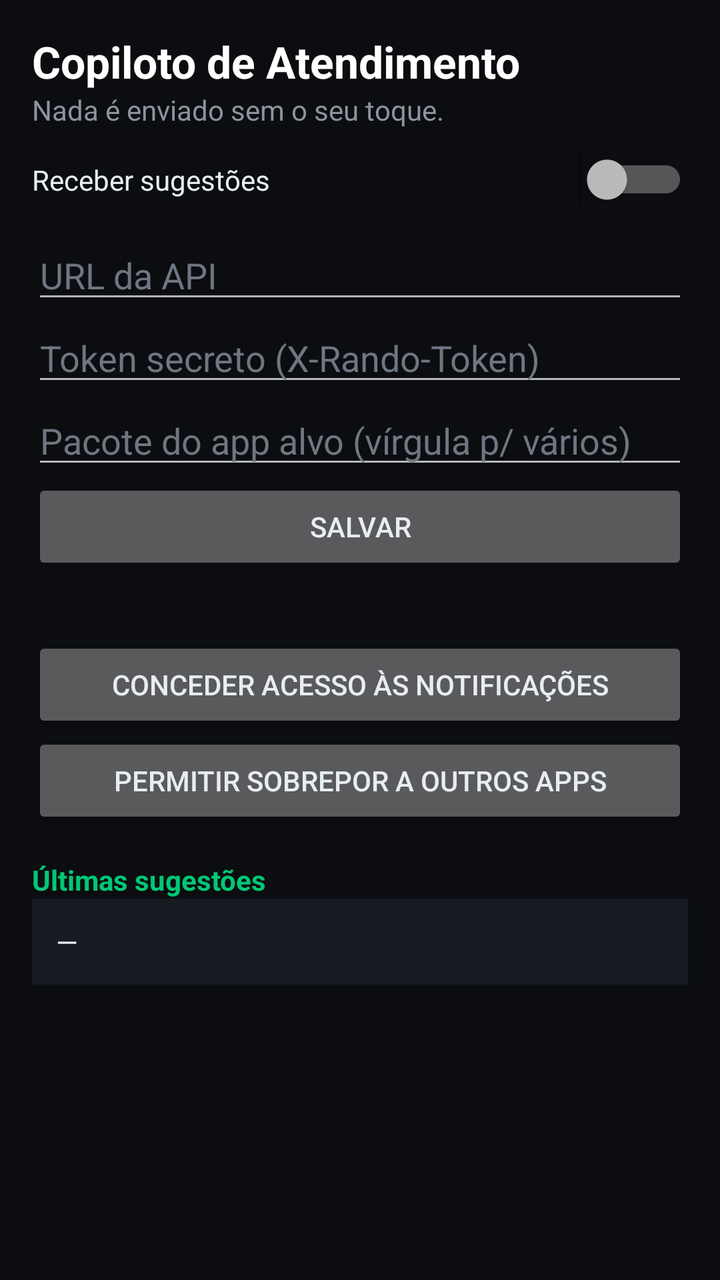
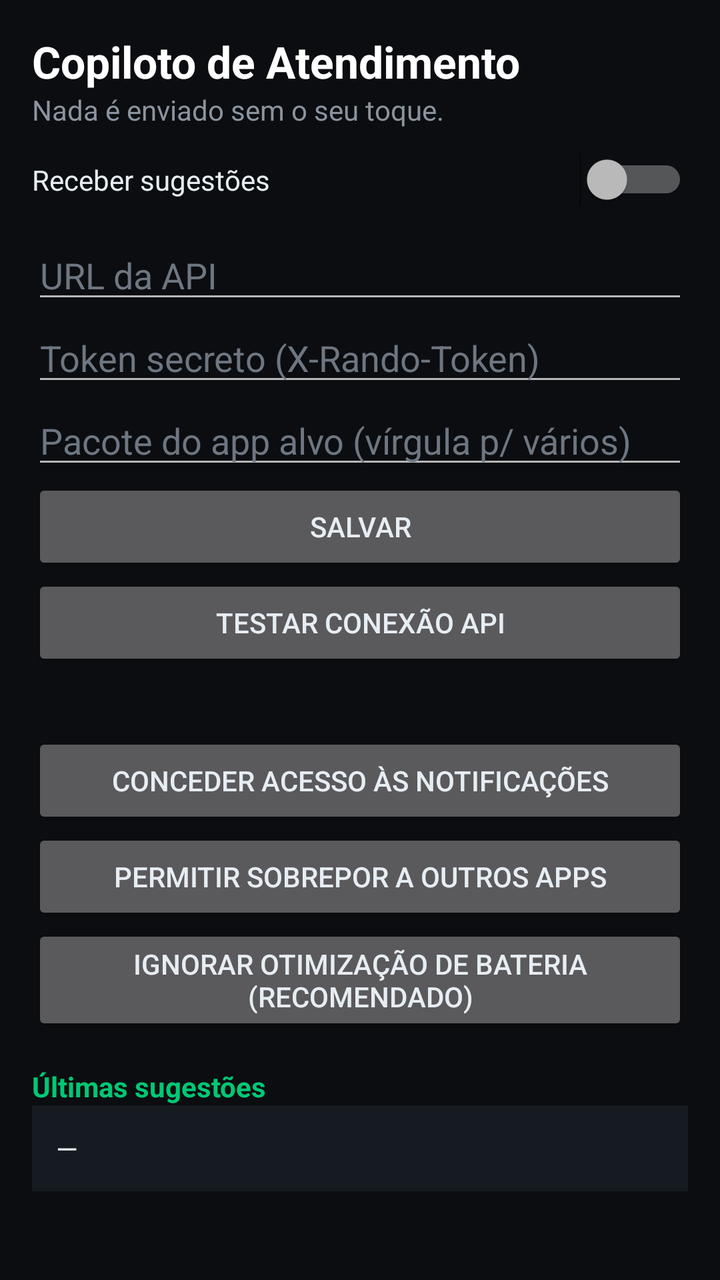

Screens rendered from an Android XML layout before and after an edit, with the pre-edit source and the edit as a unified diff.
<!-- AndroidManifest.xml: application theme Theme.Copiloto -->
<!-- res/layout/activity_main.xml -->
<?xml version="1.0" encoding="utf-8"?>
<ScrollView xmlns:android="http://schemas.android.com/apk/res/android"
    android:layout_width="match_parent" android:layout_height="match_parent"
    android:background="#0B0D10" android:fillViewport="true">

    <LinearLayout
        android:layout_width="match_parent" android:layout_height="wrap_content"
        android:orientation="vertical" android:padding="16dp">

        <TextView android:layout_width="wrap_content" android:layout_height="wrap_content"
            android:text="Copiloto de Atendimento" android:textColor="#FFFFFF"
            android:textSize="22sp" android:textStyle="bold" />
        <TextView android:layout_width="wrap_content" android:layout_height="wrap_content"
            android:layout_marginBottom="12dp"
            android:text="Nada é enviado sem o seu toque." android:textColor="#8B949E" />

        <Switch android:id="@+id/swAtivo" android:layout_width="match_parent"
            android:layout_height="wrap_content" android:text="Receber sugestões"
            android:textColor="#E6EDF3" android:layout_marginBottom="12dp" />

        <EditText android:id="@+id/etUrl" android:layout_width="match_parent"
            android:layout_height="wrap_content" android:hint="URL da API"
            android:inputType="textUri" android:textColor="#E6EDF3" android:textColorHint="#6E7681" />
        <EditText android:id="@+id/etToken" android:layout_width="match_parent"
            android:layout_height="wrap_content" android:hint="Token secreto (X-Rando-Token)"
            android:inputType="textPassword" android:textColor="#E6EDF3" android:textColorHint="#6E7681" />
        <EditText android:id="@+id/etPkg" android:layout_width="match_parent"
            android:layout_height="wrap_content" android:hint="Pacote do app alvo (vírgula p/ vários)"
            android:inputType="text" android:textColor="#E6EDF3" android:textColorHint="#6E7681" />

        <Button android:id="@+id/btSalvar" android:layout_width="match_parent"
            android:layout_height="wrap_content" android:text="SALVAR" />

        <TextView android:id="@+id/tvPerm" android:layout_width="match_parent"
            android:layout_height="wrap_content" android:layout_marginTop="12dp"
            android:textColor="#E6EDF3" />
        <Button android:id="@+id/btNotif" android:layout_width="match_parent"
            android:layout_height="wrap_content" android:text="Conceder acesso às notificações" />
        <Button android:id="@+id/btOverlay" android:layout_width="match_parent"
            android:layout_height="wrap_content" android:text="Permitir sobrepor a outros apps" />

        <TextView android:layout_width="wrap_content" android:layout_height="wrap_content"
            android:layout_marginTop="16dp" android:text="Últimas sugestões"
            android:textColor="#00C875" android:textStyle="bold" />
        <TextView android:id="@+id/tvHist" android:layout_width="match_parent"
            android:layout_height="wrap_content" android:background="#161B22"
            android:padding="12dp" android:textColor="#E6EDF3" android:text="—" />
    </LinearLayout>
</ScrollView>
<!-- resources referenced by this layout -->
<resources>
  <style name="Theme.Copiloto" parent="Theme.AppCompat.NoActionBar">
          <item name="android:windowBackground">#0B0D10</item>
          <item name="android:textColor">#E6EDF3</item>
          <item name="android:statusBarColor">#0B0D10</item>
      </style>
</resources>

<!-- the commit's change to res/layout/activity_main.xml (unified diff, before → after) -->
@@ -31,6 +31,9 @@
         <Button android:id="@+id/btSalvar" android:layout_width="match_parent"
             android:layout_height="wrap_content" android:text="SALVAR" />
 
+        <Button android:id="@+id/btTest" android:layout_width="match_parent"
+            android:layout_height="wrap_content" android:text="TESTAR CONEXÃO API" />
+
         <TextView android:id="@+id/tvPerm" android:layout_width="match_parent"
             android:layout_height="wrap_content" android:layout_marginTop="12dp"
             android:textColor="#E6EDF3" />
@@ -38,6 +41,9 @@
             android:layout_height="wrap_content" android:text="Conceder acesso às notificações" />
         <Button android:id="@+id/btOverlay" android:layout_width="match_parent"
             android:layout_height="wrap_content" android:text="Permitir sobrepor a outros apps" />
+
+        <Button android:id="@+id/btBattery" android:layout_width="match_parent"
+            android:layout_height="wrap_content" android:text="Ignorar otimização de bateria (recomendado)" />
 
         <TextView android:layout_width="wrap_content" android:layout_height="wrap_content"
             android:layout_marginTop="16dp" android:text="Últimas sugestões"
